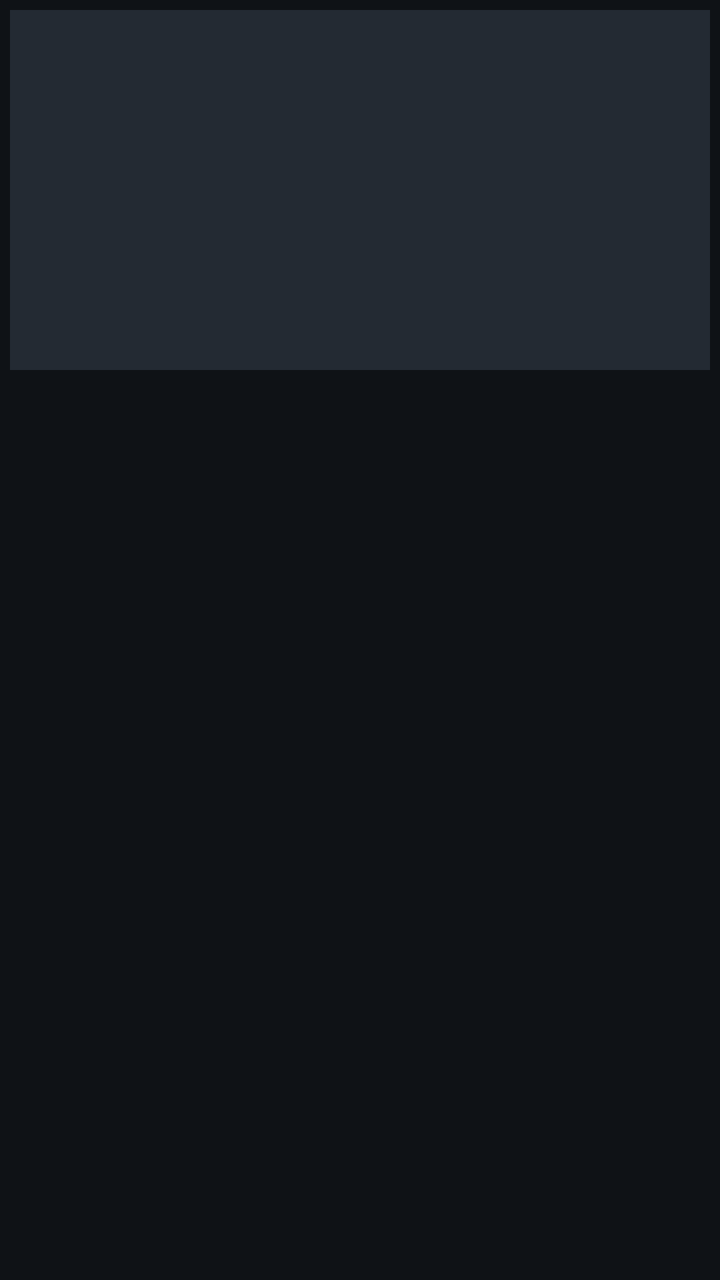
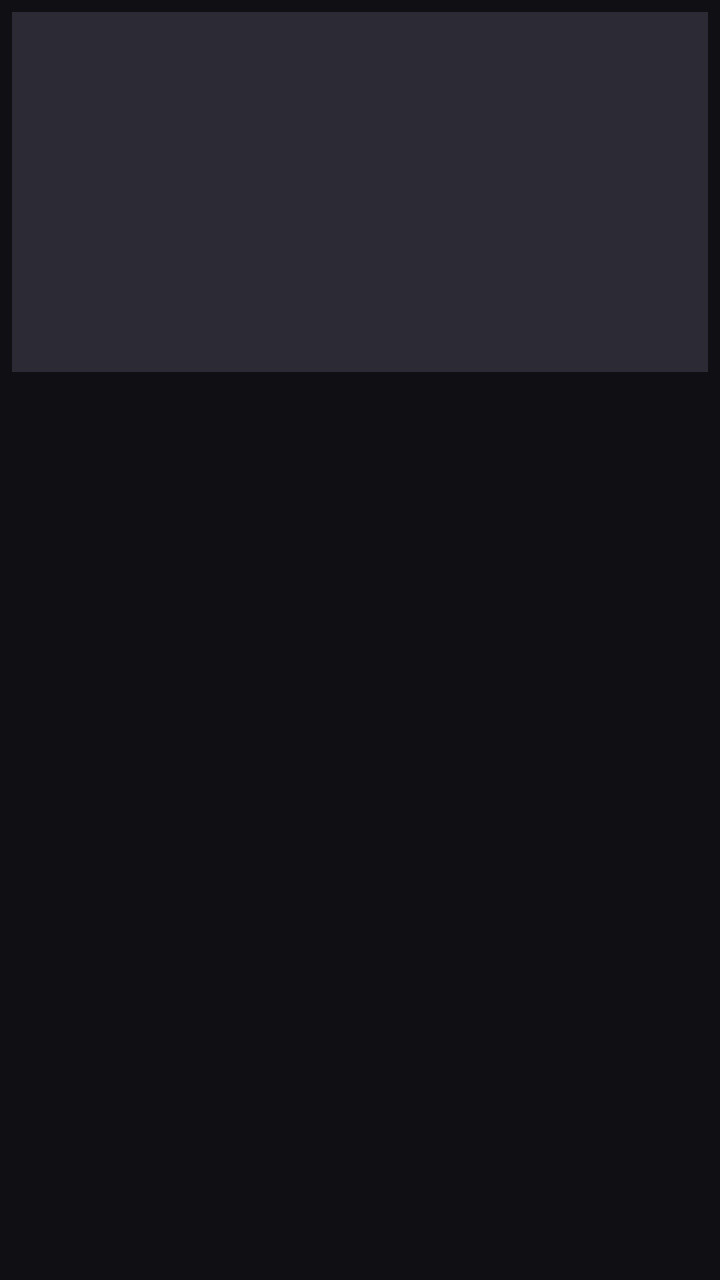

Before-and-after screenshots of an Android layout around one commit, followed by the original layout XML and the change that was made.
<!-- AndroidManifest.xml: application theme AppTheme -->
<!-- res/layout/item_vod.xml -->
<?xml version="1.0" encoding="utf-8"?>
<LinearLayout xmlns:android="http://schemas.android.com/apk/res/android"
    android:layout_width="match_parent"
    android:layout_height="wrap_content"
    android:orientation="vertical"
    android:padding="5dp">

    <ImageView
        android:id="@+id/pic"
        android:layout_width="match_parent"
        android:layout_height="180dp"
        android:background="@color/surface2"
        android:scaleType="centerCrop" />

    <TextView
        android:id="@+id/name"
        android:layout_width="match_parent"
        android:layout_height="wrap_content"
        android:layout_marginTop="5dp"
        android:ellipsize="end"
        android:maxLines="1"
        android:textColor="@color/text"
        android:textSize="12.5sp" />

    <TextView
        android:id="@+id/remark"
        android:layout_width="match_parent"
        android:layout_height="wrap_content"
        android:ellipsize="end"
        android:maxLines="1"
        android:textColor="@color/text_dim"
        android:textSize="11sp" />

</LinearLayout>
<!-- resources referenced by this layout -->
<resources>
  <color name="surface2">#232A33</color>
  <color name="text">#F2F4F7</color>
  <color name="text_dim">#98A2B3</color>
  <style name="AppTheme" parent="Theme.AppCompat.NoActionBar">
          <item name="android:windowBackground">@color/bg</item>
          <item name="android:statusBarColor">@color/bg</item>
          <item name="android:navigationBarColor">@color/bg</item>
          <item name="android:textColorPrimary">@color/text</item>
          <item name="android:textColorSecondary">@color/text_dim</item>
          <item name="colorAccent">@color/primary</item>
      </style>
  <color name="bg">#0F1216</color>
  <color name="primary">#E62429</color>
</resources>

<!-- the commit's change to res/layout/item_vod.xml (unified diff, before → after) -->
@@ -3,24 +3,25 @@
     android:layout_width="match_parent"
     android:layout_height="wrap_content"
     android:orientation="vertical"
-    android:padding="5dp">
+    android:padding="6dp">
 
     <ImageView
         android:id="@+id/pic"
         android:layout_width="match_parent"
         android:layout_height="180dp"
-        android:background="@color/surface2"
+        android:background="?attr/appSurfaceAlt"
         android:scaleType="centerCrop" />
 
     <TextView
         android:id="@+id/name"
         android:layout_width="match_parent"
         android:layout_height="wrap_content"
-        android:layout_marginTop="5dp"
+        android:layout_marginTop="8dp"
         android:ellipsize="end"
         android:maxLines="1"
-        android:textColor="@color/text"
-        android:textSize="12.5sp" />
+        android:textColor="?attr/appText"
+        android:textSize="13sp"
+        android:textStyle="bold" />
 
     <TextView
         android:id="@+id/remark"
@@ -28,7 +29,9 @@
         android:layout_height="wrap_content"
         android:ellipsize="end"
         android:maxLines="1"
-        android:textColor="@color/text_dim"
-        android:textSize="11sp" />
+        android:textColor="?attr/appTextMuted"
+        android:textSize="11sp"
+        android:layout_marginTop="3dp"
+        android:layout_marginBottom="8dp" />
 
 </LinearLayout>
<!-- resource entries referenced after the edit -->
@@ -1,17 +1,38 @@
 <!-- resources referenced by this layout -->
 <resources>
-  <color name="surface2">#232A33</color>
-  <color name="text">#F2F4F7</color>
-  <color name="text_dim">#98A2B3</color>
   <style name="AppTheme" parent="Theme.AppCompat.NoActionBar">
-          <item name="android:windowBackground">@color/bg</item>
-          <item name="android:statusBarColor">@color/bg</item>
-          <item name="android:navigationBarColor">@color/bg</item>
-          <item name="android:textColorPrimary">@color/text</item>
-          <item name="android:textColorSecondary">@color/text_dim</item>
-          <item name="colorAccent">@color/primary</item>
+          <item name="appBg">#101014</item>
+          <item name="appSurface">#202027</item>
+          <item name="appSurfaceAlt">#2C2B35</item>
+          <item name="appAccent">#CE334A</item>
+          <item name="appAccentDim">#722334</item>
+          <item name="appText">#F7F3F2</item>
+          <item name="appTextMuted">#AAA6B5</item>
+          <item name="appDivider">#373440</item>
+          <item name="appSuccess">#63D79C</item>
+          <item name="appOnAccent">#FFFFFF</item>
+          <item name="appGlow">#301923</item>
+          <item name="appCorner">12dp</item>
+          <item name="appPillCorner">18dp</item>
+          <item name="android:fontFamily">sans-serif</item>
+          <item name="android:windowBackground">?attr/appBg</item>
+          <item name="android:statusBarColor">?attr/appBg</item>
+          <item name="android:navigationBarColor">?attr/appBg</item>
+          <item name="android:colorBackground">?attr/appSurface</item>
+          <item name="android:textColorPrimary">?attr/appText</item>
+          <item name="android:textColorSecondary">?attr/appTextMuted</item>
+          <item name="android:textColorHint">?attr/appTextMuted</item>
+          <item name="colorAccent">?attr/appAccent</item>
+          <item name="colorControlNormal">?attr/appTextMuted</item>
+          <item name="colorControlActivated">?attr/appAccent</item>
+          <item name="android:windowLightStatusBar">false</item>
+          <item name="android:windowAnimationStyle">@style/AppWindowAnimation</item>
       </style>
-  <color name="bg">#0F1216</color>
-  <color name="primary">#E62429</color>
+  <style name="AppWindowAnimation">
+          <item name="android:activityOpenEnterAnimation">@anim/page_enter</item>
+          <item name="android:activityOpenExitAnimation">@anim/page_exit</item>
+          <item name="android:activityCloseEnterAnimation">@anim/page_enter</item>
+          <item name="android:activityCloseExitAnimation">@anim/page_exit</item>
+      </style>
 </resources>
 
